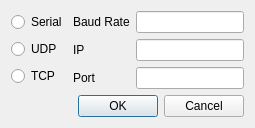
This is dialcomm.ui in dkyabuki/ICT as Qt 5 draws it before an edit. The edited form follows.
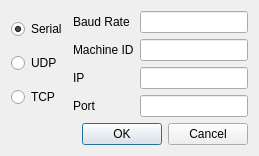
This is the edited form.

```diff
--- a/dialcomm.ui
+++ b/dialcomm.ui
@@ -7,7 +7,7 @@
     <x>0</x>
     <y>0</y>
     <width>283</width>
-    <height>123</height>
+    <height>149</height>
    </rect>
   </property>
   <property name="windowTitle">
@@ -26,6 +26,9 @@
          <property name="text">
           <string>Serial</string>
          </property>
+         <property name="checked">
+          <bool>true</bool>
+         </property>
          <attribute name="buttonGroup">
           <string notr="true">buttonGroup</string>
          </attribute>
@@ -65,26 +68,36 @@
        <item row="0" column="1">
         <widget class="QLineEdit" name="baudRateLineEdit"/>
        </item>
-       <item row="1" column="0">
+       <item row="2" column="0">
         <widget class="QLabel" name="ipLabel">
          <property name="text">
           <string>IP</string>
          </property>
         </widget>
        </item>
-       <item row="1" column="1">
+       <item row="2" column="1">
         <widget class="QLineEdit" name="ipLineEdit"/>
        </item>
-       <item row="2" column="0">
+       <item row="3" column="0">
         <widget class="QLabel" name="portLabel">
          <property name="text">
           <string>Port</string>
          </property>
         </widget>
        </item>
-       <item row="2" column="1">
+       <item row="3" column="1">
         <widget class="QLineEdit" name="portLineEdit"/>
        </item>
+       <item row="1" column="0">
+        <widget class="QLabel" name="machineIDLabel">
+         <property name="text">
+          <string>Machine ID</string>
+         </property>
+        </widget>
+       </item>
+       <item row="1" column="1">
+        <widget class="QLineEdit" name="machineIDLineEdit"/>
+       </item>
       </layout>
      </item>
     </layout>
```
